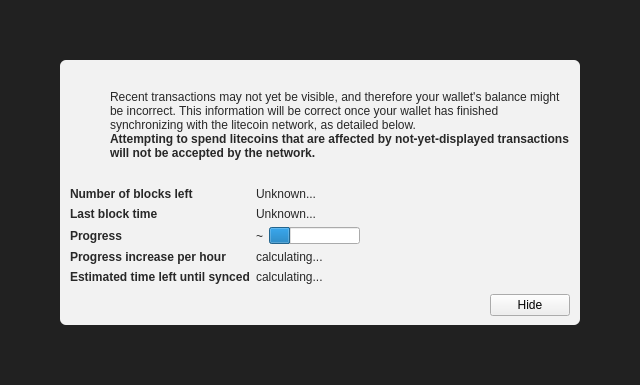
Old version of the form src/qt/forms/modaloverlay.ui in the repository hongchen2000/MetaCoin.
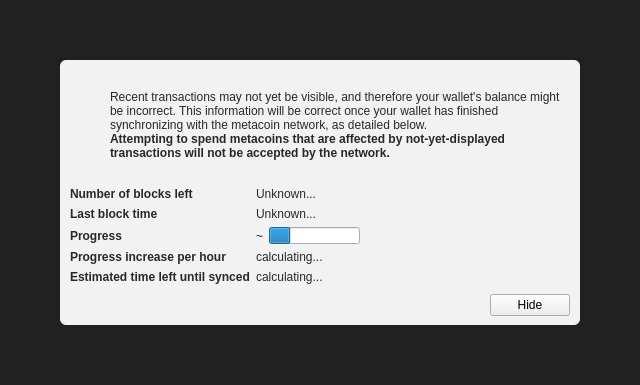
New version of the form. Icons and pictures are not drawn. Custom widgets are drawn as their Qt base class.

Diff of the .ui file:
```diff
--- a/src/qt/forms/modaloverlay.ui
+++ b/src/qt/forms/modaloverlay.ui
@@ -130,7 +130,7 @@
              <item>
               <widget class="QLabel" name="infoText">
                <property name="text">
-                <string>Recent transactions may not yet be visible, and therefore your wallet's balance might be incorrect. This information will be correct once your wallet has finished synchronizing with the litecoin network, as detailed below.</string>
+                <string>Recent transactions may not yet be visible, and therefore your wallet's balance might be incorrect. This information will be correct once your wallet has finished synchronizing with the metacoin network, as detailed below.</string>
                </property>
                <property name="textFormat">
                 <enum>Qt::RichText</enum>
@@ -149,7 +149,7 @@
                 </font>
                </property>
                <property name="text">
-                <string>Attempting to spend litecoins that are affected by not-yet-displayed transactions will not be accepted by the network.</string>
+                <string>Attempting to spend metacoins that are affected by not-yet-displayed transactions will not be accepted by the network.</string>
                </property>
                <property name="textFormat">
                 <enum>Qt::RichText</enum>
```
